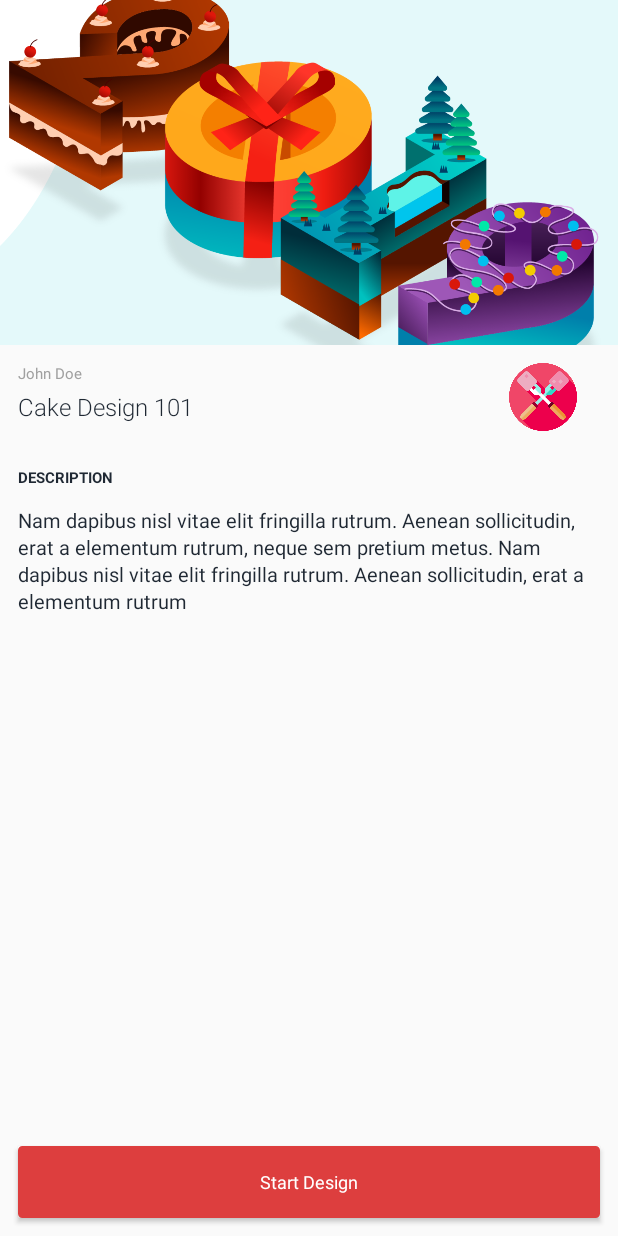
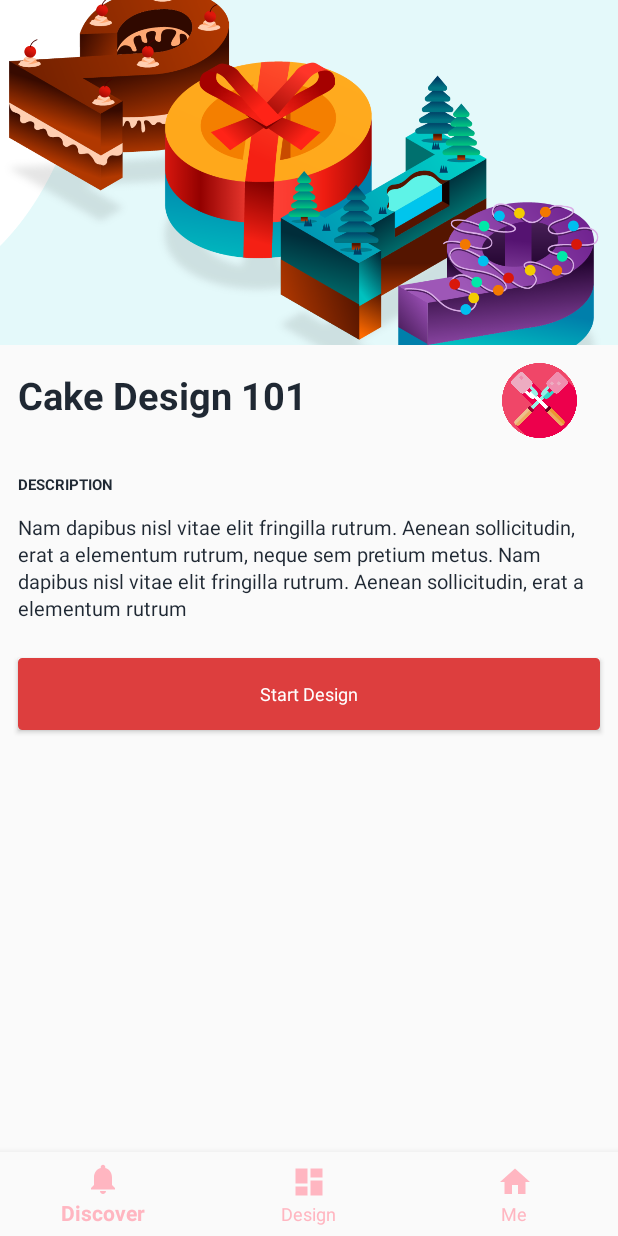
Before and after one commit to humizhazha/COMP5216_CakeFactory, an Android app: the layout start_design.xml on its own in the app's theme, with its tools: preview values and no code run, on a phone screen of 412 x 824 dp. Run offline under Robolectric (Android 15) with nearby library versions, the phone set to English and light mode, and no system bars; Roboto replaces fonts that are not available here.

Commit message:
Add step 1 design page

```diff
--- a/app/src/main/AndroidManifest.xml
+++ b/app/src/main/AndroidManifest.xml
@@ -20,6 +20,8 @@
         </activity>
         <activity android:name=".MainActivity"/>
         <activity android:name=".SignUpActivity"></activity>
+        <activity android:name=".Step0Activity"></activity>
+        <activity android:name=".Step1Activity"></activity>
     </application>
 
 </manifest>
--- a/app/src/main/java/au/edu/sydney/comp5216/cakefactory/MainActivity.java
+++ b/app/src/main/java/au/edu/sydney/comp5216/cakefactory/MainActivity.java
@@ -1,5 +1,6 @@
 package au.edu.sydney.comp5216.cakefactory;
 
+import android.content.Intent;
 import android.os.Bundle;
 
 import com.google.android.material.bottomnavigation.BottomNavigationView;
@@ -45,7 +46,8 @@ public class MainActivity extends AppCompatActivity {
                     mTextMessage.setText(R.string.title_home);
                     return true;
                 case R.id.navigation_design:
-                    mTextMessage.setText(R.string.title_dashboard);
+                    Intent it = new Intent(MainActivity.this,Step0Activity.class);
+                    startActivity(it);
                     return true;
                 case R.id.navigation_me:
                     mTextMessage.setText(R.string.title_notifications);
--- a/app/src/main/res/layout/start_design.xml
+++ b/app/src/main/res/layout/start_design.xml
@@ -1,11 +1,11 @@
 <?xml version="1.0" encoding="utf-8"?>
-<RelativeLayout
-    xmlns:android="http://schemas.android.com/apk/res/android"
+<androidx.constraintlayout.widget.ConstraintLayout xmlns:android="http://schemas.android.com/apk/res/android"
     xmlns:app="http://schemas.android.com/apk/res-auto"
     xmlns:tools="http://schemas.android.com/tools"
+    android:id="@+id/container"
     android:layout_width="match_parent"
     android:layout_height="match_parent"
-    tools:context="ws.wolfsoft.online_course.DetailPageActivity">
+    tools:context=".Step0Activity">
 
 
     <ScrollView
@@ -43,27 +43,21 @@
                     android:layout_height="wrap_content"
                     android:orientation="vertical">
 
-                    <custom_font.MyTextView_Roboto_Regular
-                        android:layout_width="wrap_content"
-                        android:layout_height="wrap_content"
-                        android:text="John Doe"
-                        android:textSize="10sp"
-                        android:textColor="#a0a0a0"/>
 
 
-                    <custom_font.MyTextView_Roboto_Light
+                    <custom_font.MyTextView_Roboto_Bold
                         android:layout_width="wrap_content"
                         android:layout_height="wrap_content"
                         android:text="Cake Design 101"
                         android:layout_marginTop="4dp"
-                        android:textSize="16sp"
+                        android:textSize="25sp"
                         android:textColor="#1f2833"/>
 
                 </LinearLayout>
 
                 <ImageView
-                    android:layout_width="45dp"
-                    android:layout_height="45dp"
+                    android:layout_width="50dp"
+                    android:layout_height="50dp"
                     android:layout_marginRight="15dp"
                     android:layout_gravity="center"
                     android:src="@drawable/marshmallow"/>
@@ -88,10 +82,6 @@
                 android:lineSpacingExtra="2dp"
                 android:text="Nam dapibus nisl vitae elit fringilla rutrum. Aenean sollicitudin, erat a elementum rutrum, neque sem pretium metus. Nam dapibus nisl vitae elit fringilla rutrum. Aenean sollicitudin, erat a elementum rutrum"
                 android:layout_margin="12dp"/>
-
-        </LinearLayout>
-    </ScrollView>
-
             <custom_font.Button_Roboto_Medium
                 android:layout_width="match_parent"
                 android:layout_height="wrap_content"
@@ -100,9 +90,26 @@
                 android:textSize="12sp"
                 android:layout_margin="12sp"
                 android:padding="12dp"
+                android:onClick="startDesign"
                 android:layout_alignParentBottom="true"
                 android:background="@drawable/red_rect"
                 android:textAllCaps="false"/>
+        </LinearLayout>
 
+    </ScrollView>
 
-</RelativeLayout>
+    <com.google.android.material.bottomnavigation.BottomNavigationView
+        android:id="@+id/nav_view"
+        android:layout_width="0dp"
+        android:layout_height="wrap_content"
+        android:layout_marginStart="0dp"
+        android:layout_marginEnd="0dp"
+        android:background="?android:attr/windowBackground"
+        app:itemTextColor="@color/bottom_nav_color"
+        app:itemIconTint="@color/bottom_nav_color"
+        app:layout_constraintBottom_toBottomOf="parent"
+        app:layout_constraintLeft_toLeftOf="parent"
+        app:layout_constraintRight_toRightOf="parent"
+        app:menu="@menu/bottom_nav_menu" />
+
+</androidx.constraintlayout.widget.ConstraintLayout>
```
Also changed, not shown: app/src/main/java/au/edu/sydney/comp5216/cakefactory/Step0Activity.java (added, +33 -0 lines), app/src/main/java/au/edu/sydney/comp5216/cakefactory/Step1Activity.java (added, +18 -0 lines), app/src/main/res/layout/step1.xml (added, +150 -0 lines), app/src/main/res/drawable/ic_birthday.png (added), app/src/main/res/drawable/ic_cupcake.png (added), app/src/main/res/drawable/ic_wedding.png (added), app/src/main/res/drawable/strawberry.gif (added). Lines whose indentation alone changed are shown as unchanged.
